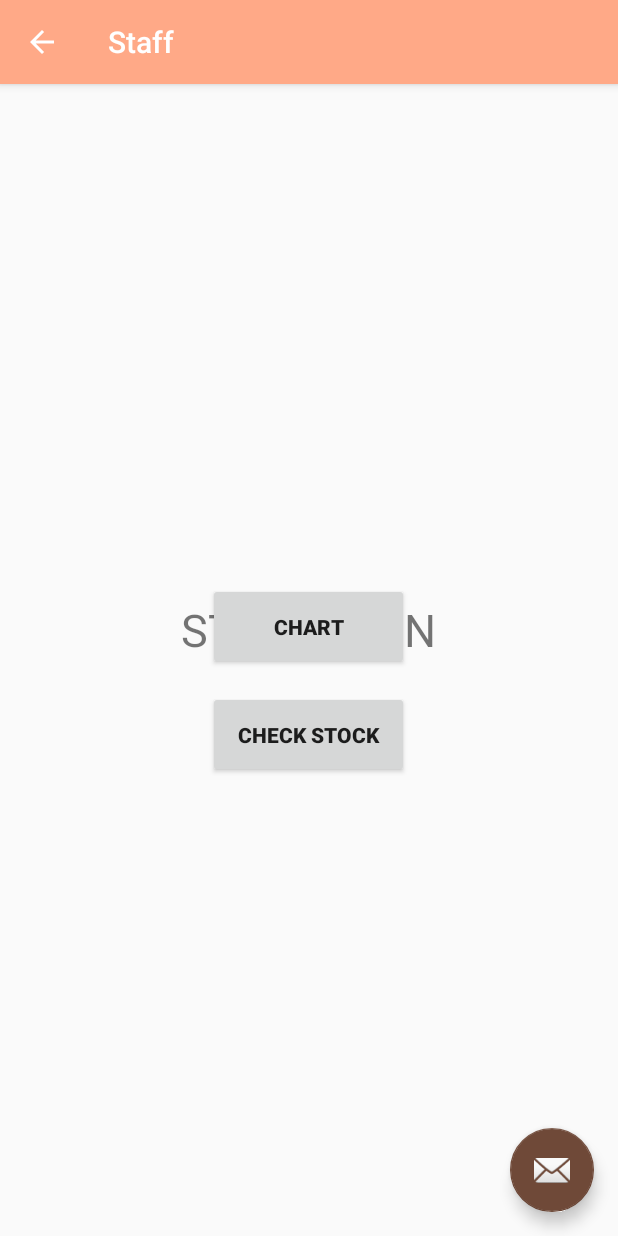
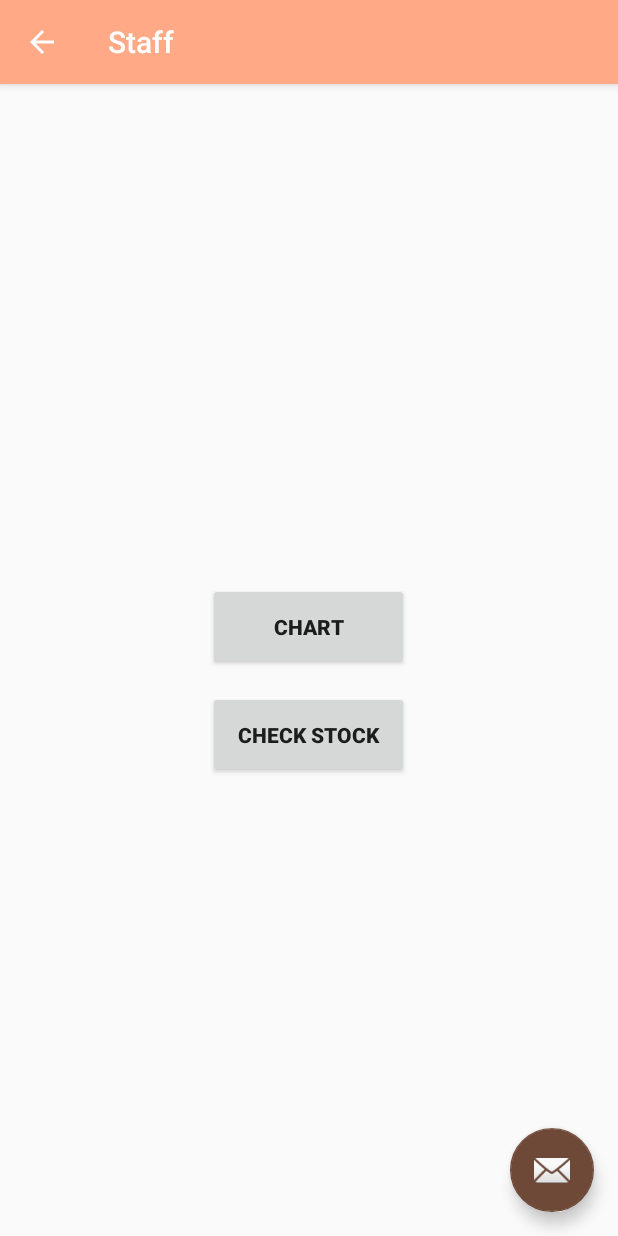
Before and after one commit to cyra-starling/Fab-Lab-Stocktaking, an Android app: the Staff screen opened directly, with no data from a screen before it, on a phone screen of 412 x 824 dp. Run offline under Robolectric (Android 15) with nearby library versions, the phone set to English and light mode, and no system bars.

Commit message:
deleted a text that is not used

```diff
--- a/app/src/main/java/com/example/login/staff/Staff.java
+++ b/app/src/main/java/com/example/login/staff/Staff.java
@@ -36,7 +36,7 @@ public class Staff extends AppCompatActivity {
         getSupportActionBar().setDisplayHomeAsUpEnabled(true);
 
         //IDS
-        Header = findViewById(R.id.header);
+        //Header = findViewById(R.id.header);
         CheckStock = findViewById(R.id.CheckStockButton);
         Chart = findViewById(R.id.ChartButton);
 
--- a/app/src/main/res/layout/activity_staff.xml
+++ b/app/src/main/res/layout/activity_staff.xml
@@ -30,15 +30,6 @@
         android:layout_margin="@dimen/fab_margin"
         app:srcCompat="@android:drawable/ic_dialog_email" />
 
-    <TextView
-        android:id="@+id/header"
-        android:layout_width="wrap_content"
-        android:layout_height="wrap_content"
-        android:layout_gravity="center"
-        android:layout_marginTop="16dp"
-        android:text="STAFF MAIN"
-        android:textSize="30dp" />
-
     <Button
         android:id="@+id/CheckStockButton"
         android:layout_width="134dp"
```
